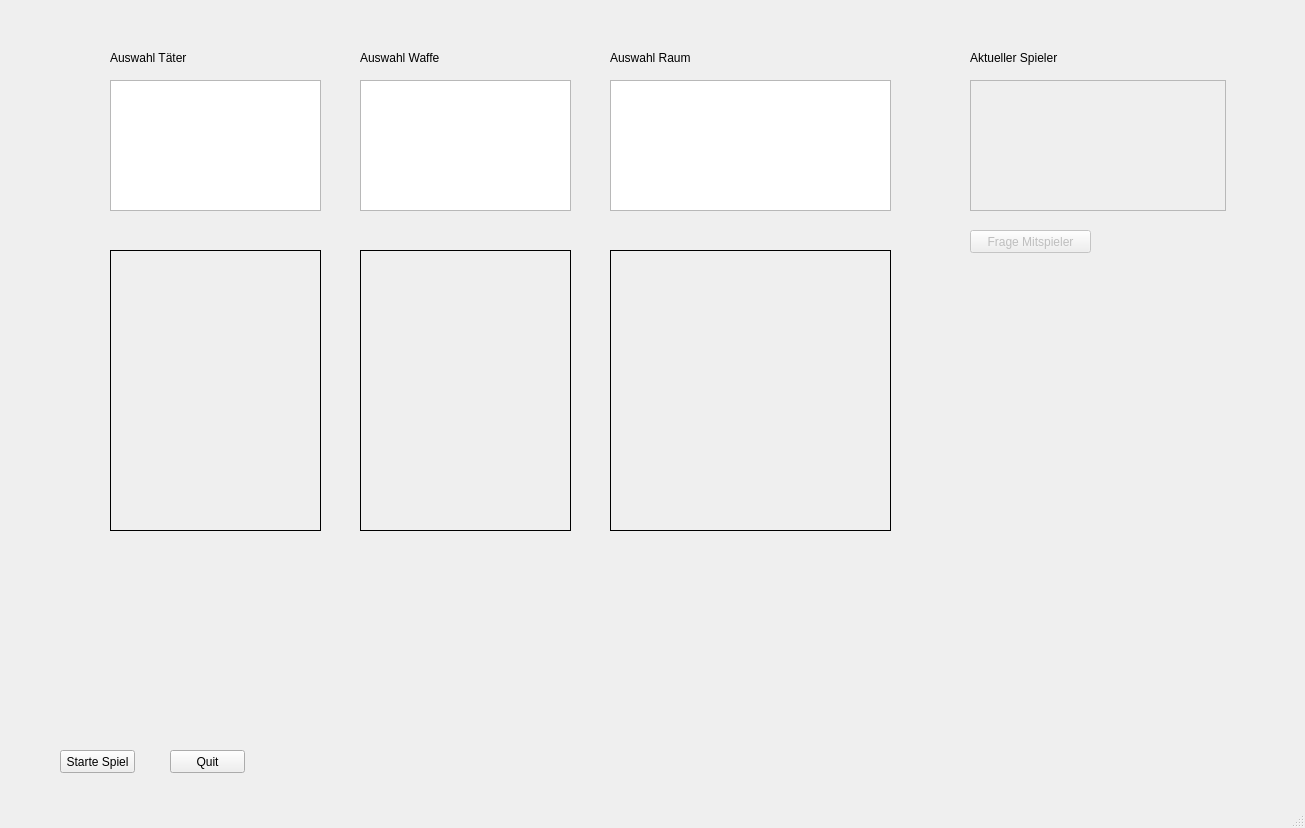
Qt form Cluedo/UI/CluedoUI.ui (haegar80/Cluedo) before a commit.
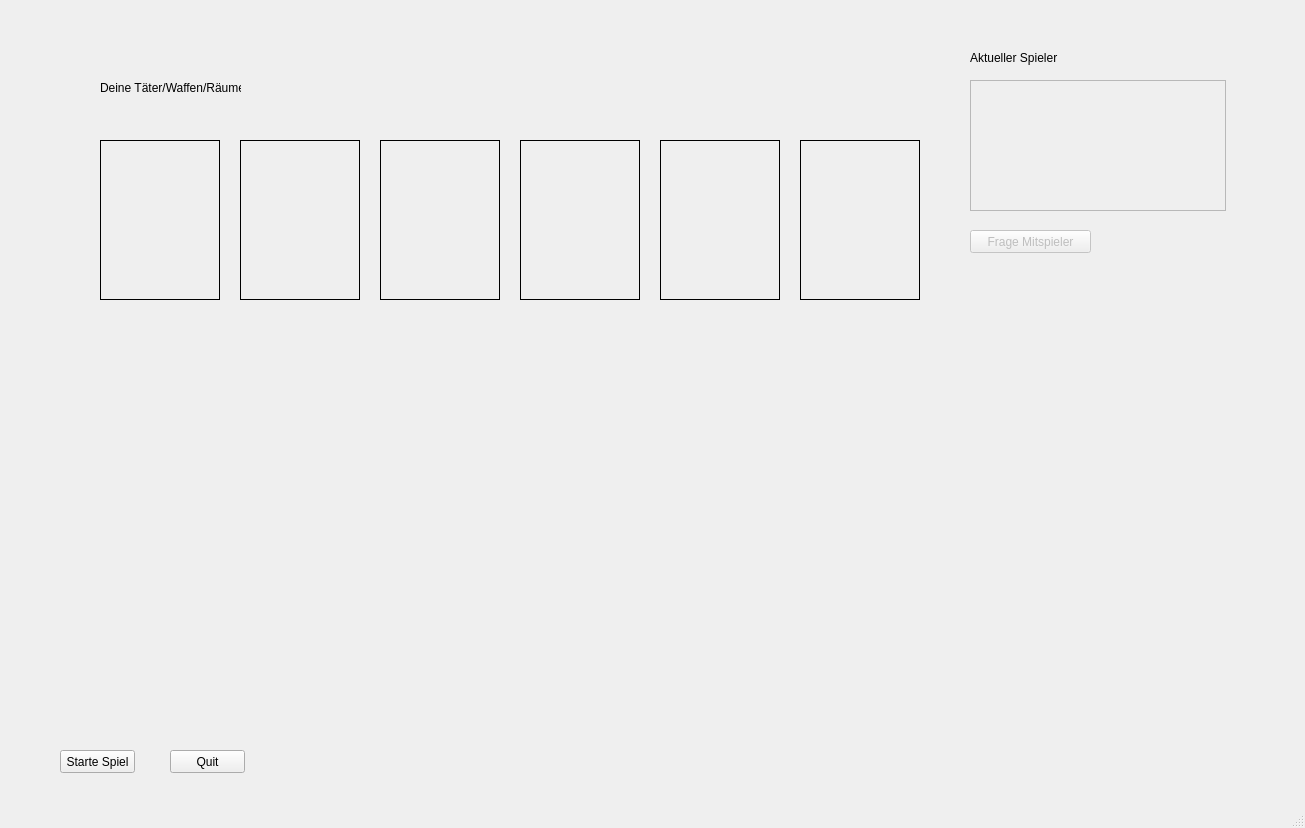
The same form after that commit.

```diff
--- a/Cluedo/UI/CluedoUI.ui
+++ b/Cluedo/UI/CluedoUI.ui
@@ -23,26 +23,26 @@
       <height>681</height>
      </rect>
     </property>
-    <widget class="QListWidget" name="listMurder">
+    <widget class="QLabel" name="labelCluedoObjects">
      <property name="geometry">
       <rect>
-       <x>50</x>
+       <x>40</x>
        <y>30</y>
-       <width>211</width>
-       <height>131</height>
+       <width>141</width>
+       <height>16</height>
       </rect>
      </property>
-     <property name="selectionMode">
-      <enum>QAbstractItemView::ExtendedSelection</enum>
+     <property name="text">
+      <string>Deine Täter/Waffen/Räume</string>
      </property>
     </widget>
     <widget class="QLabel" name="imageSelectedMurder">
      <property name="geometry">
       <rect>
-       <x>50</x>
-       <y>200</y>
-       <width>211</width>
-       <height>281</height>
+       <x>600</x>
+       <y>90</y>
+       <width>120</width>
+       <height>160</height>
       </rect>
      </property>
      <property name="frameShape">
@@ -58,104 +58,152 @@
     <widget class="QLabel" name="labelMurderList">
      <property name="geometry">
       <rect>
-       <x>50</x>
-       <y>0</y>
-       <width>81</width>
-       <height>16</height>
+       <x>40</x>
+       <y>90</y>
+       <width>120</width>
+       <height>160</height>
       </rect>
      </property>
+     <property name="frameShape">
+      <enum>QFrame::Box</enum>
+     </property>
      <property name="text">
-      <string>Auswahl Täter</string>
+      <string/>
      </property>
     </widget>
-    <widget class="QListWidget" name="listWeapon">
+    <widget class="QLabel" name="imageCluedoObject2">
      <property name="geometry">
       <rect>
-       <x>300</x>
-       <y>30</y>
-       <width>211</width>
-       <height>131</height>
+       <x>180</x>
+       <y>90</y>
+       <width>120</width>
+       <height>160</height>
       </rect>
      </property>
-     <property name="selectionMode">
-      <enum>QAbstractItemView::ExtendedSelection</enum>
+     <property name="frameShape">
+      <enum>QFrame::Box</enum>
      </property>
+     <property name="text">
+      <string/>
+     </property>
+     <property name="scaledContents">
+      <bool>true</bool>
+     </property>
     </widget>
     <widget class="QLabel" name="labelWeaponList">
      <property name="geometry">
       <rect>
-       <x>300</x>
-       <y>0</y>
-       <width>91</width>
-       <height>16</height>
+       <x>320</x>
+       <y>90</y>
+       <width>120</width>
+       <height>160</height>
       </rect>
      </property>
+     <property name="frameShape">
+      <enum>QFrame::Box</enum>
+     </property>
      <property name="text">
-      <string>Auswahl Waffe</string>
+      <string/>
      </property>
     </widget>
-    <widget class="QListWidget" name="listRoom">
+    <widget class="QLabel" name="imageCluedoObject4">
      <property name="geometry">
       <rect>
-       <x>550</x>
-       <y>30</y>
-       <width>281</width>
-       <height>131</height>
+       <x>460</x>
+       <y>90</y>
+       <width>120</width>
+       <height>160</height>
       </rect>
      </property>
-     <property name="selectionMode">
-      <enum>QAbstractItemView::ExtendedSelection</enum>
+     <property name="frameShape">
+      <enum>QFrame::Box</enum>
      </property>
+     <property name="text">
+      <string/>
+     </property>
+     <property name="scaledContents">
+      <bool>true</bool>
+     </property>
     </widget>
     <widget class="QLabel" name="labelRoomList">
      <property name="geometry">
       <rect>
-       <x>550</x>
-       <y>0</y>
-       <width>81</width>
-       <height>16</height>
+       <x>740</x>
+       <y>90</y>
+       <width>120</width>
+       <height>160</height>
       </rect>
      </property>
+     <property name="frameShape">
+      <enum>QFrame::Box</enum>
+     </property>
      <property name="text">
-      <string>Auswahl Raum</string>
+      <string/>
      </property>
     </widget>
     <widget class="QLabel" name="imageSelectedWeapon">
      <property name="geometry">
       <rect>
-       <x>300</x>
-       <y>200</y>
-       <width>211</width>
-       <height>281</height>
+       <x>180</x>
+       <y>60</y>
+       <width>111</width>
+       <height>16</height>
       </rect>
      </property>
-     <property name="frameShape">
-      <enum>QFrame::Box</enum>
+     <property name="text">
+      <string/>
      </property>
+    </widget>
+    <widget class="QLabel" name="labelCluedoObject6">
+     <property name="geometry">
+      <rect>
+       <x>740</x>
+       <y>60</y>
+       <width>111</width>
+       <height>13</height>
+      </rect>
+     </property>
      <property name="text">
       <string/>
      </property>
-     <property name="scaledContents">
-      <bool>true</bool>
+    </widget>
+    <widget class="QLabel" name="labelCluedoObject5">
+     <property name="geometry">
+      <rect>
+       <x>600</x>
+       <y>60</y>
+       <width>111</width>
+       <height>13</height>
+      </rect>
      </property>
     </widget>
     <widget class="QLabel" name="imageSelectedRoom">
      <property name="geometry">
       <rect>
-       <x>550</x>
-       <y>200</y>
-       <width>281</width>
-       <height>281</height>
+       <x>40</x>
+       <y>60</y>
+       <width>111</width>
+       <height>16</height>
       </rect>
      </property>
-     <property name="frameShape">
-      <enum>QFrame::Box</enum>
+     <property name="text">
+      <string/>
      </property>
      <property name="text">
       <string/>
      </property>
-     <property name="scaledContents">
-      <bool>true</bool>
+    </widget>
+    <widget class="QLabel" name="labelCluedoObject4">
+     <property name="geometry">
+      <rect>
+       <x>460</x>
+       <y>60</y>
+       <width>111</width>
+       <height>13</height>
+      </rect>
+     </property>
+     <property name="text">
+      <string/>
      </property>
     </widget>
    </widget>
```
Left out of the diff: 40 changed lines with no effect on the pictures.
